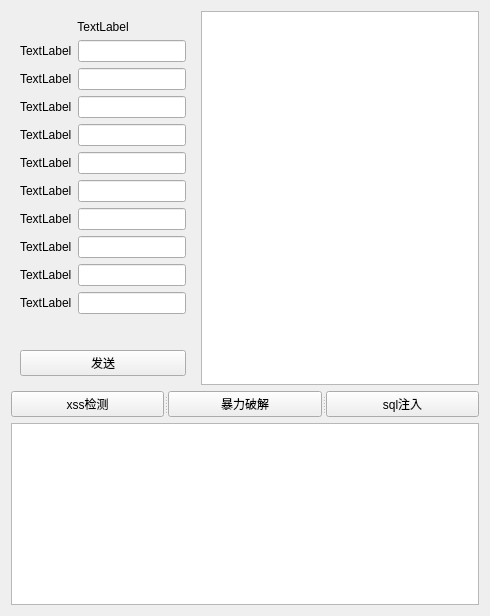
The window that formwindow.ui (K758573/WebScan) describes before a commit, drawn with Qt 5.
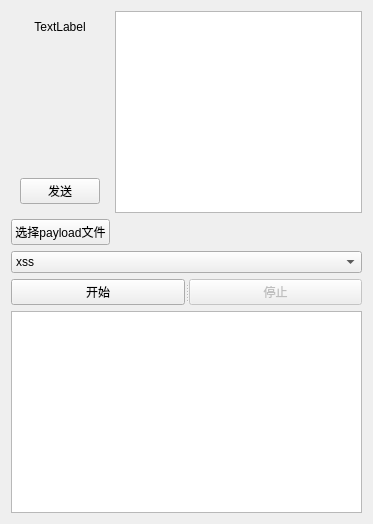
The same window after the commit.

Patch:
```diff
--- a/formwindow.ui
+++ b/formwindow.ui
@@ -6,89 +6,31 @@
    <rect>
     <x>0</x>
     <y>0</y>
-    <width>490</width>
-    <height>616</height>
+    <width>373</width>
+    <height>524</height>
    </rect>
   </property>
   <property name="windowTitle">
    <string>FormWindow</string>
   </property>
-  <layout class="QFormLayout" name="formLayout">
+  <layout class="QFormLayout" name="formLayout_2">
    <item row="0" column="0">
     <widget class="QWidget" name="widget" native="true">
      <property name="minimumSize">
       <size>
        <width>0</width>
-       <height>354</height>
+       <height>0</height>
       </size>
      </property>
-     <layout class="QGridLayout" name="gridLayout">
-      <item row="5" column="1">
-       <widget class="QLineEdit" name="lineEdit5"/>
-      </item>
-      <item row="1" column="0">
-       <widget class="QLabel" name="label1">
-        <property name="text">
-         <string>TextLabel</string>
-        </property>
-       </widget>
-      </item>
-      <item row="7" column="0">
-       <widget class="QLabel" name="label7">
-        <property name="text">
-         <string>TextLabel</string>
-        </property>
-       </widget>
-      </item>
-      <item row="6" column="1">
-       <widget class="QLineEdit" name="lineEdit6"/>
-      </item>
-      <item row="13" column="0" colspan="2">
-       <widget class="QPushButton" name="btn_send_form">
-        <property name="text">
-         <string>发送</string>
-        </property>
-       </widget>
-      </item>
-      <item row="4" column="1">
-       <widget class="QLineEdit" name="lineEdit4"/>
-      </item>
-      <item row="3" column="0">
-       <widget class="QLabel" name="label3">
-        <property name="text">
-         <string>TextLabel</string>
-        </property>
-       </widget>
-      </item>
-      <item row="1" column="1">
-       <widget class="QLineEdit" name="lineEdit1"/>
-      </item>
-      <item row="8" column="0">
-       <widget class="QLabel" name="label8">
-        <property name="text">
-         <string>TextLabel</string>
-        </property>
-       </widget>
-      </item>
-      <item row="4" column="0">
-       <widget class="QLabel" name="label4">
-        <property name="text">
-         <string>TextLabel</string>
-        </property>
-       </widget>
-      </item>
-      <item row="10" column="0">
-       <widget class="QLabel" name="label10">
-        <property name="text">
-         <string>TextLabel</string>
-        </property>
-       </widget>
-      </item>
-      <item row="8" column="1">
-       <widget class="QLineEdit" name="lineEdit8"/>
-      </item>
-      <item row="0" column="0" colspan="2">
+     <layout class="QVBoxLayout" name="verticalLayout">
+      <item>
        <widget class="QLabel" name="label_method">
+        <property name="sizePolicy">
+         <sizepolicy hsizetype="Expanding" vsizetype="Preferred">
+          <horstretch>0</horstretch>
+          <verstretch>0</verstretch>
+         </sizepolicy>
+        </property>
         <property name="text">
          <string>TextLabel</string>
         </property>
@@ -97,42 +39,11 @@
         </property>
        </widget>
       </item>
-      <item row="5" column="0">
-       <widget class="QLabel" name="label5">
-        <property name="text">
-         <string>TextLabel</string>
-        </property>
-       </widget>
+      <item>
+       <layout class="QFormLayout" name="form_layout"/>
       </item>
-      <item row="6" column="0">
-       <widget class="QLabel" name="label6">
-        <property name="text">
-         <string>TextLabel</string>
-        </property>
-       </widget>
-      </item>
-      <item row="9" column="1">
-       <widget class="QLineEdit" name="lineEdit9"/>
-      </item>
-      <item row="9" column="0">
-       <widget class="QLabel" name="label9">
-        <property name="text">
-         <string>TextLabel</string>
-        </property>
-       </widget>
-      </item>
-      <item row="2" column="1">
-       <widget class="QLineEdit" name="lineEdit2"/>
-      </item>
-      <item row="2" column="0">
-       <widget class="QLabel" name="label2">
-        <property name="text">
-         <string>TextLabel</string>
-        </property>
-       </widget>
-      </item>
-      <item row="12" column="0">
-       <spacer name="verticalSpacer_2">
+      <item>
+       <spacer name="verticalSpacer">
         <property name="orientation">
          <enum>Qt::Vertical</enum>
         </property>
@@ -144,14 +55,18 @@
         </property>
        </spacer>
       </item>
-      <item row="7" column="1">
-       <widget class="QLineEdit" name="lineEdit7"/>
-      </item>
-      <item row="3" column="1">
-       <widget class="QLineEdit" name="lineEdit3"/>
-      </item>
-      <item row="10" column="1">
-       <widget class="QLineEdit" name="lineEdit10"/>
+      <item>
+       <widget class="QPushButton" name="btn_send_form">
+        <property name="sizePolicy">
+         <sizepolicy hsizetype="Expanding" vsizetype="Fixed">
+          <horstretch>0</horstretch>
+          <verstretch>0</verstretch>
+         </sizepolicy>
+        </property>
+        <property name="text">
+         <string>发送</string>
+        </property>
+       </widget>
       </item>
      </layout>
     </widget>
@@ -160,26 +75,61 @@
     <widget class="QPlainTextEdit" name="form_response"/>
    </item>
    <item row="1" column="0" colspan="2">
-    <widget class="QSplitter" name="splitter">
-     <property name="orientation">
-      <enum>Qt::Horizontal</enum>
-     </property>
-     <widget class="QPushButton" name="btn_xss_check">
-      <property name="text">
-       <string>xss检测</string>
-      </property>
-     </widget>
-     <widget class="QPushButton" name="btn_bf_check">
-      <property name="text">
-       <string>暴力破解</string>
-      </property>
-     </widget>
-     <widget class="QPushButton" name="btn_sql_check">
-      <property name="text">
-       <string>sql注入</string>
-      </property>
-     </widget>
-    </widget>
+    <layout class="QFormLayout" name="formLayout">
+     <item row="0" column="0">
+      <widget class="QPushButton" name="btn_select_payload">
+       <property name="text">
+        <string>选择payload文件</string>
+       </property>
+      </widget>
+     </item>
+     <item row="0" column="1">
+      <widget class="QLabel" name="label_selected_payload">
+       <property name="text">
+        <string/>
+       </property>
+      </widget>
+     </item>
+     <item row="2" column="0" colspan="2">
+      <widget class="QSplitter" name="splitter">
+       <property name="orientation">
+        <enum>Qt::Horizontal</enum>
+       </property>
+       <widget class="QPushButton" name="btn_start">
+        <property name="text">
+         <string>开始</string>
+        </property>
+       </widget>
+       <widget class="QPushButton" name="btn_stop">
+        <property name="enabled">
+         <bool>false</bool>
+        </property>
+        <property name="text">
+         <string>停止</string>
+        </property>
+       </widget>
+      </widget>
+     </item>
+     <item row="1" column="0" colspan="2">
+      <widget class="QComboBox" name="comboBox">
+       <item>
+        <property name="text">
+         <string>xss</string>
+        </property>
+       </item>
+       <item>
+        <property name="text">
+         <string>暴力破解</string>
+        </property>
+       </item>
+       <item>
+        <property name="text">
+         <string>sql注入</string>
+        </property>
+       </item>
+      </widget>
+     </item>
+    </layout>
    </item>
    <item row="2" column="0" colspan="2">
     <widget class="QTextEdit" name="message_show"/>
```
Left out of the diff: 70 changed lines with no effect on the pictures.
